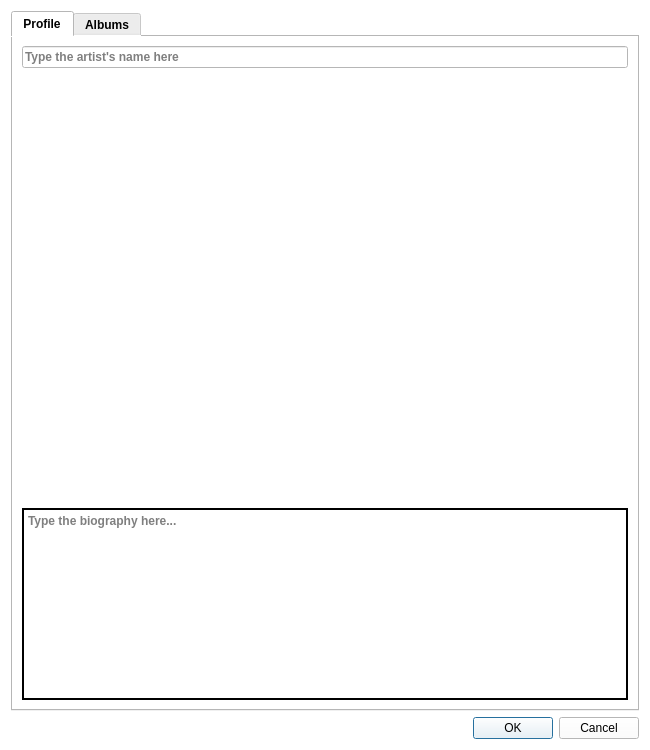
Before: the Qt Designer form ui/dialogs/artistedit.ui in amirmohsen1384/Mockingbird, drawn with Qt 5.
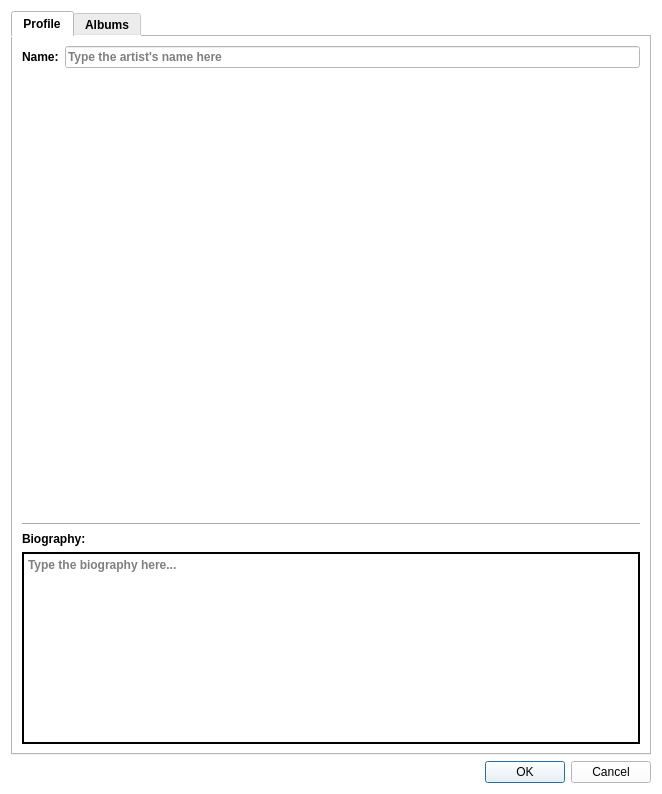
After: the same form once the commit is applied. Icons and pictures are not drawn. Custom widgets are drawn as their Qt base class.

```diff
--- a/ui/dialogs/artistedit.ui
+++ b/ui/dialogs/artistedit.ui
@@ -6,8 +6,8 @@
    <rect>
     <x>0</x>
     <y>0</y>
-    <width>650</width>
-    <height>750</height>
+    <width>662</width>
+    <height>794</height>
    </rect>
   </property>
   <property name="font">
@@ -58,23 +58,8 @@
       <attribute name="title">
        <string>Profile</string>
       </attribute>
-      <layout class="QVBoxLayout" name="infoLayout">
-       <item>
-        <widget class="QLineEdit" name="nameEdit">
-         <property name="font">
-          <font>
-           <bold>true</bold>
-          </font>
-         </property>
-         <property name="text">
-          <string/>
-         </property>
-         <property name="placeholderText">
-          <string>Type the artist's name here</string>
-         </property>
-        </widget>
-       </item>
-       <item>
+      <layout class="QGridLayout" name="gridLayout">
+       <item row="2" column="0" colspan="2">
         <widget class="ImageView" name="photoView" native="true">
          <property name="sizePolicy">
           <sizepolicy hsizetype="MinimumExpanding" vsizetype="MinimumExpanding">
@@ -92,7 +77,7 @@
          </property>
         </widget>
        </item>
-       <item>
+       <item row="3" column="0" colspan="2">
         <widget class="QPushButton" name="removeCoverButton">
          <property name="text">
           <string/>
@@ -112,7 +97,7 @@
          </property>
         </widget>
        </item>
-       <item>
+       <item row="6" column="0" colspan="2">
         <widget class="QTextEdit" name="biographyEdit">
          <property name="sizePolicy">
           <sizepolicy hsizetype="Preferred" vsizetype="Preferred">
@@ -136,6 +121,52 @@
          </property>
         </widget>
        </item>
+       <item row="1" column="1">
+        <widget class="QLineEdit" name="nameEdit">
+         <property name="font">
+          <font>
+           <bold>true</bold>
+          </font>
+         </property>
+         <property name="text">
+          <string/>
+         </property>
+         <property name="placeholderText">
+          <string>Type the artist's name here</string>
+         </property>
+        </widget>
+       </item>
+       <item row="1" column="0">
+        <widget class="QLabel" name="label">
+         <property name="font">
+          <font>
+           <bold>true</bold>
+          </font>
+         </property>
+         <property name="text">
+          <string>Name:</string>
+         </property>
+        </widget>
+       </item>
+       <item row="4" column="0" colspan="2">
+        <widget class="Line" name="line">
+         <property name="orientation">
+          <enum>Qt::Orientation::Horizontal</enum>
+         </property>
+        </widget>
+       </item>
+       <item row="5" column="0" colspan="2">
+        <widget class="QLabel" name="label_2">
+         <property name="font">
+          <font>
+           <bold>true</bold>
+          </font>
+         </property>
+         <property name="text">
+          <string>Biography:</string>
+         </property>
+        </widget>
+       </item>
       </layout>
      </widget>
      <widget class="QWidget" name="playlistWidget">
```
Left out of the diff: 22 changed lines with no effect on the pictures.
